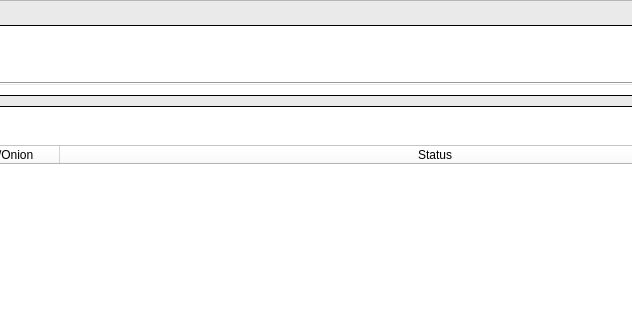
Before: the Qt Designer form src/qt/forms/masternodemanager.ui in Stipend-Developer/stipend, drawn with Qt 5; both pictures show x 177 to 809 and y 0 to 320 of the 1024 by 750 pixel window.
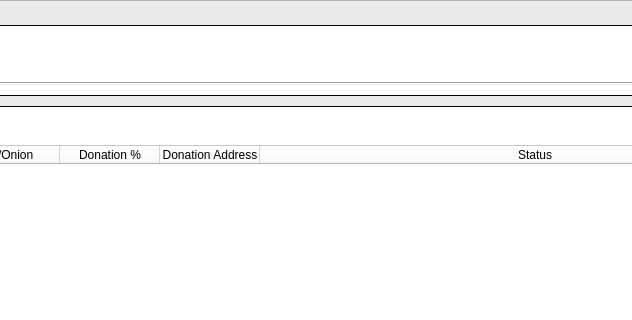
After: the same form once the commit is applied.

Commit message: Fix masternode status bug, update overviewpage.ui

Diff of the .ui file:
```diff
--- a/src/qt/forms/masternodemanager.ui
+++ b/src/qt/forms/masternodemanager.ui
@@ -296,6 +296,16 @@
                  <string>IP/Onion</string>
                 </property>
                </column>
+               <column>
+                <property name="text">
+                 <string>Donation %</string>
+                </property>
+               </column>
+               <column>
+                <property name="text">
+                 <string>Donation Address</string>
+                </property>
+               </column> 
                <column>
                 <property name="text">
                  <string>Status</string>
```
The commit also changes 1 other file.
